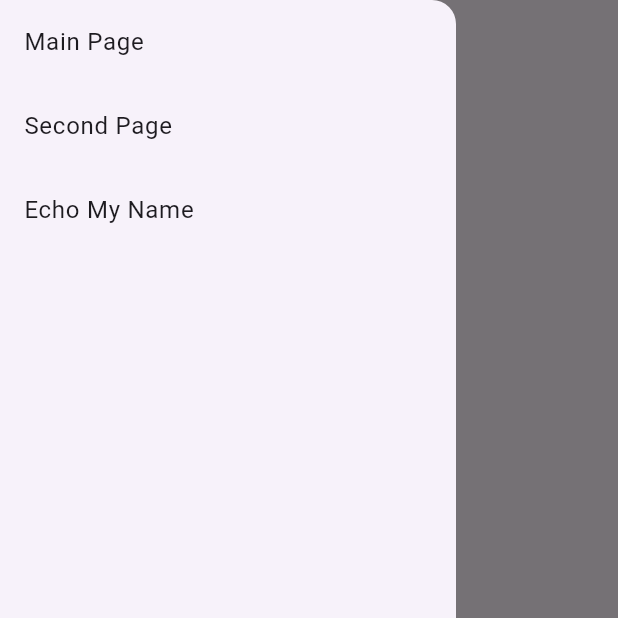
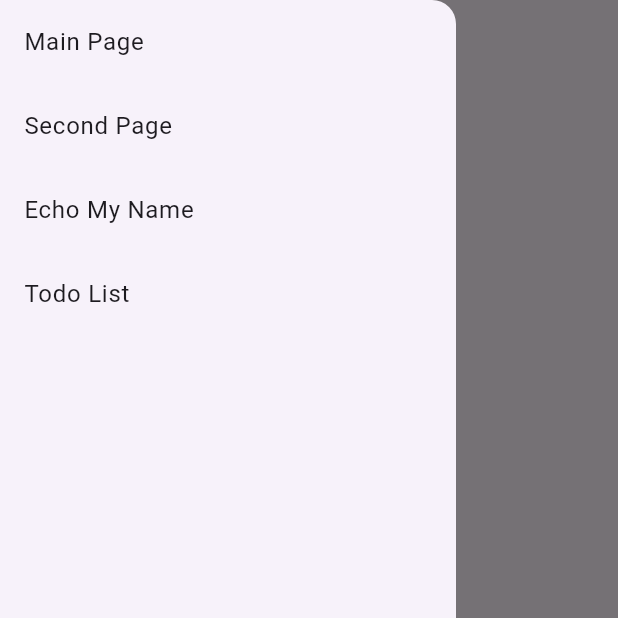
Before and after one commit to Milarize/todolist, a Flutter app: the screen it shows after launch, with the side drawer open, on a phone screen of 412 x 824 dp, the top half of it. Run offline on Flutter 3.47's test engine with Material 3 defaults, Android fonts, the phone set to English and light mode, and no system bars.

Commit message:
TodoList

```diff
--- a/lib/main.dart
+++ b/lib/main.dart
@@ -2,6 +2,7 @@
 import 'package:todolist_week3/echo_my_name.dart';
 import 'package:todolist_week3/main_page.dart';
 import 'package:todolist_week3/second_page.dart';
+import 'package:todolist_week3/todo_list.dart';
 
 
 void main() {
@@ -19,6 +20,7 @@
         MainPage.nameRoute: (context) => MainPage(),
         SecondPage.nameRoute: (context) => SecondPage(),
         EchoMyName.nameRoute: (context) => EchoMyName(),
+        TodoList.nameRoute: (context) => TodoList(),
       },
     );
   }
--- a/lib/main_drawer.dart
+++ b/lib/main_drawer.dart
@@ -2,7 +2,8 @@
 import 'package:todolist_week3/echo_my_name.dart';
 import 'package:todolist_week3/main_page.dart';
 import 'package:todolist_week3/second_page.dart';
-
+import 'package:flutter/material.dart';
+import 'package:todolist_week3/todo_list.dart';
 Widget getDrawer(BuildContext context) {
   return Drawer(
     child: ListView(
@@ -25,6 +26,12 @@
             Navigator.pushNamed(context, EchoMyName.nameRoute);
           },
         ),
+        ListTile(
+          title: Text("Todo List"),
+          onTap: () {
+            Navigator.pushNamed(context, TodoList.nameRoute);
+          },
+        ),
       ],
     ),
   );
```
Also changed, not shown: lib/todo_list.dart (added, +25 -0 lines).
